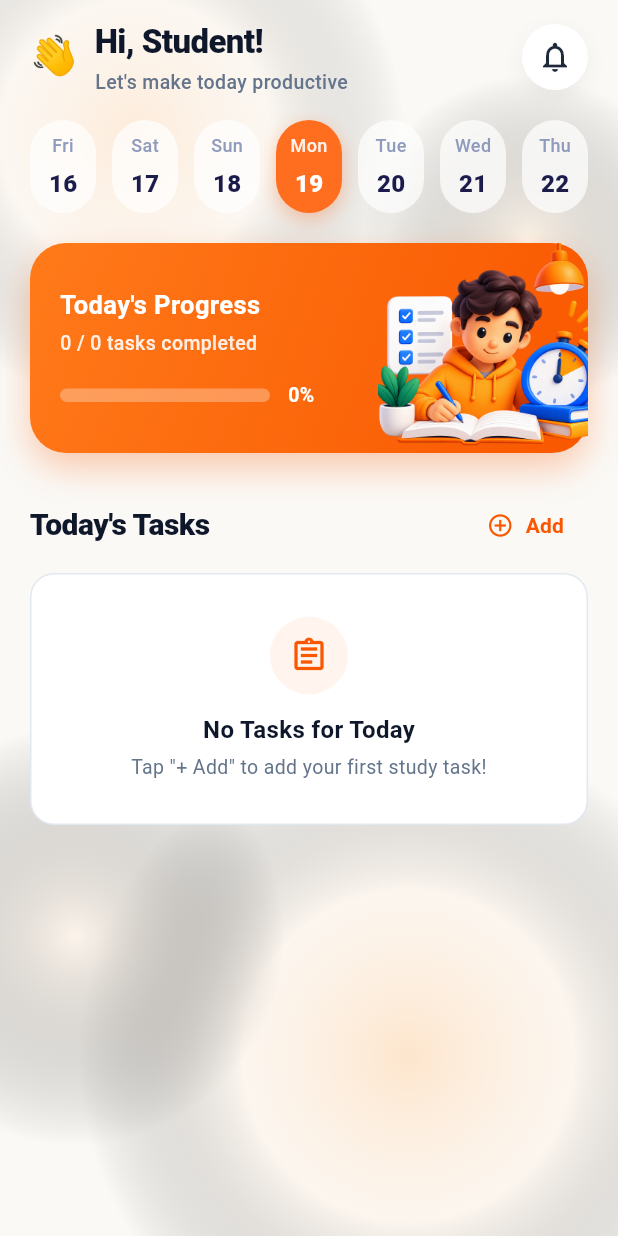
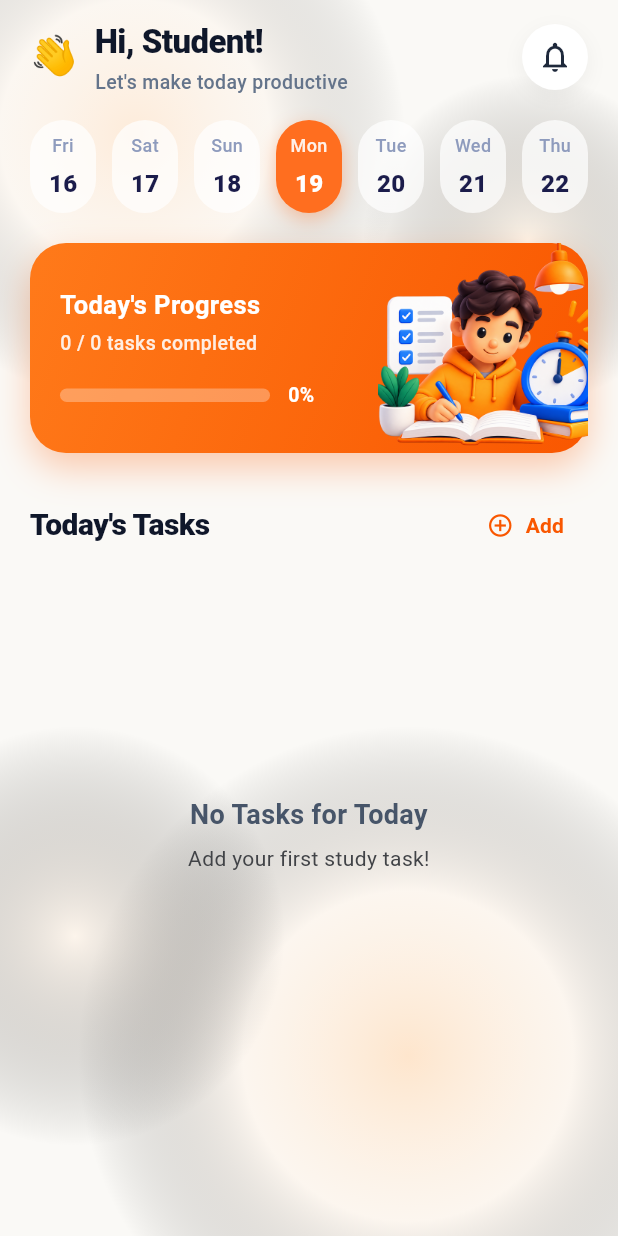
Before and after one commit to abinjoyal/Study-Planner, a Flutter app: the HomePage screen opened directly, on a phone screen of 412 x 824 dp. Run offline on Flutter 3.47's test engine with Material 3 defaults, Android fonts, the phone set to English and light mode, and no system bars; our stand-ins replace dio, flutter_dotenv, flutter_local_notifications, flutter_riverpod, internet_connection_checker_plus, shared_preferences and 1 more; accounts and stored records are empty.

```diff
--- a/lib/features/home/presentation/widgets/today_tasks_section.dart
+++ b/lib/features/home/presentation/widgets/today_tasks_section.dart
@@ -74,51 +74,39 @@ class TodayTasksSection extends StatelessWidget {
 
         // List of Task Cards or Empty State
         if (tasks.isEmpty)
-          Container(
+          SizedBox(
             width: double.infinity,
-            padding: const EdgeInsets.symmetric(vertical: 28, horizontal: 16),
-            decoration: BoxDecoration(
-              color: Colors.white,
-              borderRadius: BorderRadius.circular(16),
-              border: Border.all(color: const Color(0xFFE2E8F0)),
+            child: Padding(
+              padding: const EdgeInsets.symmetric(
+                vertical: 148.0,
+                horizontal: 16.0,
               ),
               child: Column(
                 mainAxisSize: MainAxisSize.min,
+                crossAxisAlignment: CrossAxisAlignment.center,
                 children: [
-                Container(
-                  width: 52,
-                  height: 52,
-                  decoration: BoxDecoration(
-                    color: const Color(0xFFFFF4EE),
-                    shape: BoxShape.circle,
-                  ),
-                  child: const Icon(
-                    Icons.assignment_outlined,
-                    color: Color(0xFFF95700),
-                    size: 26,
+                  const Text(
+                    'No Tasks for Today',
+                    textAlign: TextAlign.center,
+                    style: TextStyle(
+                      fontSize: 18,
+                      fontWeight: FontWeight.bold,
+                      color: Color(0xFF475569),
                     ),
                   ),
-                const SizedBox(height: 12),
-                const Text(
-                  'No Tasks for Today',
-                  style: TextStyle(
-                    fontSize: 16,
-                    fontWeight: FontWeight.w700,
-                    color: Color(0xFF0F172A),
+                  const SizedBox(height: 6),
+                  Text(
+                    onAddTask != null
+                        ? 'Add your first study task!'
+                        : 'No tasks scheduled for this day',
+                    textAlign: TextAlign.center,
+                    style: const TextStyle(
+                      fontSize: 14,
+                      color: Color.fromARGB(255, 65, 67, 71),
                     ),
                   ),
-                const SizedBox(height: 4),
-                Text(
-                  onAddTask != null
-                      ? 'Tap "+ Add" to add your first study task!'
-                      : 'No tasks scheduled for this day',
-                  style: const TextStyle(
-                    fontSize: 13,
-                    color: Color(0xFF64748B),
+                ],
               ),
-                  textAlign: TextAlign.center,
-                ),
-              ],
             ),
           )
         else
--- a/lib/features/planner/data/datasources/planner_remote_datasource.dart
+++ b/lib/features/planner/data/datasources/planner_remote_datasource.dart
@@ -1,6 +1,5 @@
 import '../models/planner_day_model.dart';
 import '../models/study_session_model.dart';
-import '../../domain/entities/study_session.dart';
 
 abstract class PlannerRemoteDataSource {
   Future<List<StudySessionModel>> getStudySessions(DateTime date);
```
Lines whose indentation alone changed are shown as unchanged.
